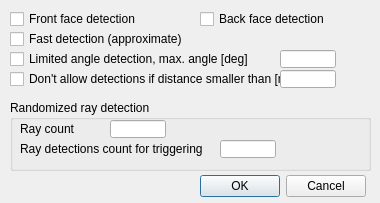
Old version of the form ui/qdlgproxsensdetectionparam.ui in the repository CoppeliaRobotics/coppeliaSimLib.
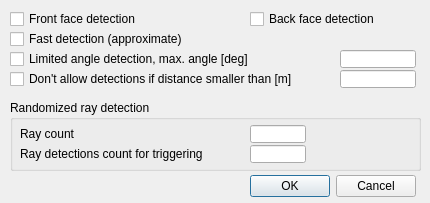
New version of the form.

```diff
--- a/ui/qdlgproxsensdetectionparam.ui
+++ b/ui/qdlgproxsensdetectionparam.ui
@@ -6,7 +6,7 @@
    <rect>
     <x>0</x>
     <y>0</y>
-    <width>380</width>
+    <width>430</width>
     <height>203</height>
    </rect>
   </property>
@@ -21,7 +21,7 @@
     <rect>
      <x>10</x>
      <y>70</y>
-     <width>271</width>
+     <width>331</width>
      <height>18</height>
     </rect>
    </property>
@@ -37,7 +37,7 @@
     <rect>
      <x>10</x>
      <y>50</y>
-     <width>271</width>
+     <width>331</width>
      <height>18</height>
     </rect>
    </property>
@@ -51,7 +51,7 @@
   <widget class="QCheckBox" name="qqBackFace">
    <property name="geometry">
     <rect>
-     <x>200</x>
+     <x>250</x>
      <y>10</y>
      <width>171</width>
      <height>18</height>
@@ -69,7 +69,7 @@
     <rect>
      <x>10</x>
      <y>10</y>
-     <width>181</width>
+     <width>231</width>
      <height>18</height>
     </rect>
    </property>
@@ -85,7 +85,7 @@
     <rect>
      <x>10</x>
      <y>30</y>
-     <width>231</width>
+     <width>251</width>
      <height>18</height>
     </rect>
    </property>
@@ -99,9 +99,9 @@
   <widget class="QLineEdit" name="qqAngle">
    <property name="geometry">
     <rect>
-     <x>280</x>
+     <x>340</x>
      <y>50</y>
-     <width>56</width>
+     <width>76</width>
      <height>18</height>
     </rect>
    </property>
@@ -109,9 +109,9 @@
   <widget class="QLineEdit" name="qqMinDist">
    <property name="geometry">
     <rect>
-     <x>280</x>
+     <x>340</x>
      <y>70</y>
-     <width>56</width>
+     <width>76</width>
      <height>18</height>
     </rect>
    </property>
@@ -121,7 +121,7 @@
     <rect>
      <x>10</x>
      <y>100</y>
-     <width>361</width>
+     <width>411</width>
      <height>71</height>
     </rect>
    </property>
@@ -138,8 +138,8 @@
     <property name="geometry">
      <rect>
       <x>10</x>
-      <y>20</y>
-      <width>91</width>
+      <y>25</y>
+      <width>231</width>
       <height>18</height>
      </rect>
     </property>
@@ -150,8 +150,8 @@
    <widget class="QLineEdit" name="qqRayCount">
     <property name="geometry">
      <rect>
-      <x>100</x>
-      <y>20</y>
+      <x>240</x>
+      <y>25</y>
       <width>56</width>
       <height>18</height>
      </rect>
@@ -161,8 +161,8 @@
     <property name="geometry">
      <rect>
       <x>10</x>
-      <y>40</y>
-      <width>201</width>
+      <y>45</y>
+      <width>231</width>
       <height>18</height>
      </rect>
     </property>
@@ -173,8 +173,8 @@
    <widget class="QLineEdit" name="qqRandomizedDetectionCount">
     <property name="geometry">
      <rect>
-      <x>210</x>
-      <y>40</y>
+      <x>240</x>
+      <y>45</y>
       <width>56</width>
       <height>18</height>
      </rect>
@@ -186,7 +186,7 @@
     <rect>
      <x>15</x>
      <y>170</y>
-     <width>351</width>
+     <width>401</width>
      <height>32</height>
     </rect>
    </property>
```
